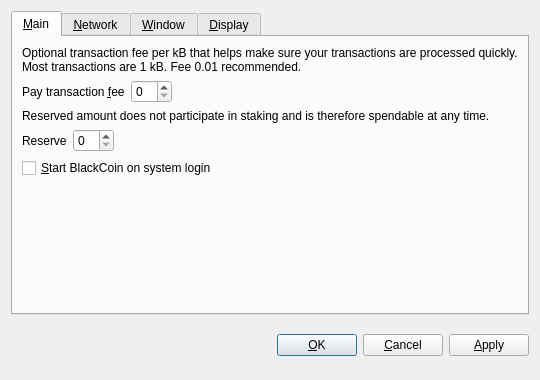
Above: src/qt/forms/optionsdialog.ui from iadixcoin/iadixcoin before the change. Below: the same form after it.
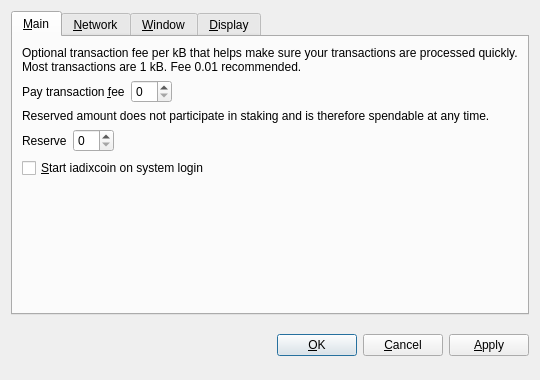
That is the form after the change. Custom widgets are drawn as their Qt base class.

Commit message: Rename coin name and ticker

What changed in the file:
```diff
--- a/src/qt/forms/optionsdialog.ui
+++ b/src/qt/forms/optionsdialog.ui
@@ -128,7 +128,7 @@
           <string>Automatically start BlackCoin after logging in to the system.</string>
          </property>
          <property name="text">
-          <string>&amp;Start BlackCoin on system login</string>
+          <string>&amp;Start iadixcoin on system login</string>
          </property>
         </widget>
        </item>
```
Left out of the diff: 8 changed lines with no effect on the pictures. The commit also changes 151 other files.
